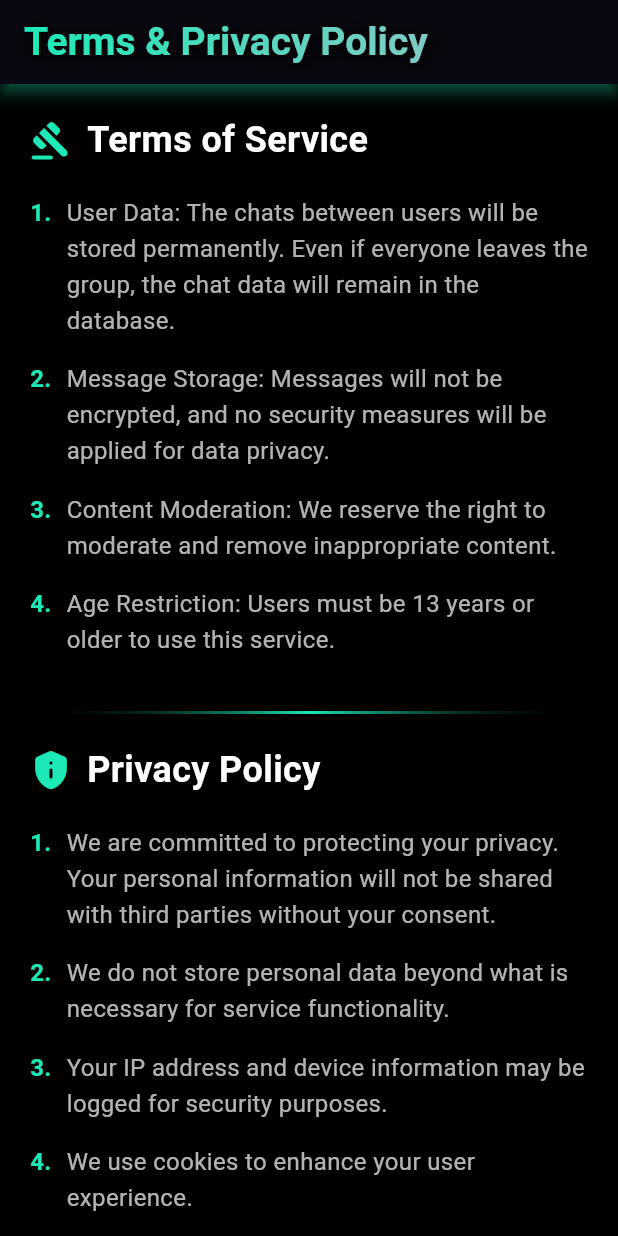
After one commit to ar3s-nd/JamNode, a Flutter app: the screen it shows once a user with an empty profile is signed in, on a phone screen of 412 x 824 dp. The commit adds this screen. Run offline on Flutter 3.47's test engine with Material 3 defaults, Android fonts, the phone set to English and light mode, and no system bars; our stand-ins replace avatar_glow, cloud_firestore, firebase_auth, firebase_core, flutter_login, flutter_staggered_animations and 4 more; missing offline and left inert: flutter_carousel_slider; accounts and stored records are empty; generated files the repository leaves out were written again.

Commit message:
added a terms and privacy page
for absolutely no reason

```diff
--- a/chattz_app/lib/pages/auth_page.dart
+++ b/chattz_app/lib/pages/auth_page.dart
@@ -1,5 +1,7 @@
 import 'package:chattz_app/pages/home_page.dart';
 import 'package:chattz_app/pages/onboarding.dart';
+import 'package:chattz_app/pages/terms_and_privacy_page.dart';
+import 'package:cloud_firestore/cloud_firestore.dart';
 import 'package:firebase_auth/firebase_auth.dart';
 import 'package:flutter/material.dart';
 import 'package:lottie/lottie.dart';
@@ -12,6 +14,27 @@ class AuthPage extends StatefulWidget {
 }
 
 class AuthPageState extends State<AuthPage> {
+  Future<bool> _checkUserDetails(String userId) async {
+    try {
+      DocumentSnapshot userDoc = await FirebaseFirestore.instance
+          .collection('Users')
+          .doc(userId)
+          .get();
+
+      if (userDoc.exists) {
+        final gotDetails = userDoc.get('gotDetails');
+        debugPrint('Got Details for user $userId: $gotDetails');
+        return gotDetails == true;
+      }
+      debugPrint('User document does not exist for user $userId');
+      return false;
+    } catch (e) {
+      // Handle errors like network issues or missing fields
+      debugPrint('Error checking user details: $e');
+      return false;
+    }
+  }
+
   @override
   Widget build(BuildContext context) {
     return Scaffold(
@@ -20,15 +43,56 @@ class AuthPageState extends State<AuthPage> {
         builder: (context, snapshot) {
           if (snapshot.connectionState == ConnectionState.active) {
             if (snapshot.hasData) {
-              // If the user is logged in, navigate to the home page
-              return const HomePage();
+              User? user = snapshot.data;
+              if (user != null) {
+                // Check Firestore for gotDetails field
+                return FutureBuilder<bool>(
+                  future: _checkUserDetails(user.uid),
+                  builder: (context, asyncSnapshot) {
+                    if (asyncSnapshot.connectionState == ConnectionState.done) {
+                      if (asyncSnapshot.hasError) {
+                        debugPrint(
+                            'Error in FutureBuilder: ${asyncSnapshot.error}');
+                        return const OnboardingPage();
+                      }
+
+                      if (asyncSnapshot.hasData) {
+                        final gotDetails = asyncSnapshot.data!;
+                        debugPrint(
+                            'Navigating based on gotDetails: $gotDetails');
+                        return gotDetails
+                            ? const HomePage()
+                            : const TermsAndPrivacyPage();
                       } else {
-              // If no user is logged in, navigate to the login page
-              return const OnboardingPage(); // Or FlutterLoginPage
+                        debugPrint('Future returned no data.');
+                        return const OnboardingPage();
+                      }
+                    } else {
+                      // Show loading while waiting for Firestore
+                      return const LoadingScreen();
+                    }
+                  },
+                );
+              }
+            } else {
+              // If no user is logged in, navigate to the onboarding page
+              return const OnboardingPage();
             }
           }
 
           // Show loading screen while Firebase is checking the auth state
+          return const LoadingScreen();
+        },
+      ),
+    );
+  }
+}
+
+class LoadingScreen extends StatelessWidget {
+  const LoadingScreen({super.key});
+
+  @override
+  Widget build(BuildContext context) {
     return Container(
       height: MediaQuery.of(context).size.height,
       width: MediaQuery.of(context).size.width,
@@ -50,8 +114,5 @@ class AuthPageState extends State<AuthPage> {
         ),
       ),
     );
-        },
-      ),
-    );
   }
 }
--- a/chattz_app/lib/pages/flutter_login_page.dart
+++ b/chattz_app/lib/pages/flutter_login_page.dart
@@ -1,5 +1,4 @@
 import 'dart:math';
-
 import 'package:chattz_app/pages/auth_page.dart';
 import 'package:chattz_app/routes/fade_page_route.dart';
 import 'package:chattz_app/services/user_services.dart';
@@ -7,8 +6,6 @@ import 'package:firebase_auth/firebase_auth.dart';
 import 'package:flutter/material.dart';
 import 'package:flutter/scheduler.dart' show timeDilation;
 import 'package:flutter_login/flutter_login.dart';
-import 'package:font_awesome_flutter/font_awesome_flutter.dart';
-import 'package:google_sign_in/google_sign_in.dart';
 
 class FlutterLoginPage extends StatelessWidget {
   static const routeName = '/auth';
@@ -124,7 +121,7 @@ class FlutterLoginPage extends StatelessWidget {
             ),
           ),
           // logo: AssetImage('assets/logo.png'), // Add your app logo here
-          titleStyle: TextStyle(
+          titleStyle: const TextStyle(
             color: Colors.white,
             fontSize: 24,
             fontWeight: FontWeight.bold,
--- /dev/null
+++ b/chattz_app/lib/pages/terms_and_privacy_page.dart
@@ -0,0 +1,353 @@
+import 'package:chattz_app/pages/home_page.dart';
+import 'package:chattz_app/pages/onboarding.dart';
+import 'package:chattz_app/routes/fade_page_route.dart';
+import 'package:chattz_app/services/user_services.dart';
+import 'package:chattz_app/widgets/error_dialog.dart';
+import 'package:firebase_auth/firebase_auth.dart';
+import 'package:flutter/material.dart';
+import 'package:flutter/services.dart';
+
+class TermsAndPrivacyPage extends StatefulWidget {
+  const TermsAndPrivacyPage({super.key});
+
+  @override
+  State<TermsAndPrivacyPage> createState() => _TermsAndPrivacyPageState();
+}
+
+class _TermsAndPrivacyPageState extends State<TermsAndPrivacyPage>
+    with SingleTickerProviderStateMixin {
+  bool isAgreed = false;
+  late AnimationController _controller;
+  late Animation<double> _fadeAnimation;
+  late Animation<Offset> _slideAnimation;
+
+  final List<String> terms = [
+    'User Data: The chats between users will be stored permanently. Even if everyone leaves the group, the chat data will remain in the database.',
+    'Message Storage: Messages will not be encrypted, and no security measures will be applied for data privacy.',
+    'Content Moderation: We reserve the right to moderate and remove inappropriate content.',
+    'Age Restriction: Users must be 13 years or older to use this service.',
+  ];
+
+  final List<String> privacy = [
+    'We are committed to protecting your privacy. Your personal information will not be shared with third parties without your consent.',
+    'We do not store personal data beyond what is necessary for service functionality.',
+    'Your IP address and device information may be logged for security purposes.',
+    'We use cookies to enhance your user experience.',
+    'Third-party integrations may collect additional data under their own privacy policies.',
+  ];
+
+  @override
+  void initState() {
+    super.initState();
+    _controller = AnimationController(
+      duration: const Duration(milliseconds: 800),
+      vsync: this,
+    );
+
+    _fadeAnimation = Tween<double>(begin: 0.0, end: 1.0).animate(
+      CurvedAnimation(parent: _controller, curve: Curves.easeIn),
+    );
+
+    _slideAnimation = Tween<Offset>(
+      begin: const Offset(0.0, 0.2),
+      end: Offset.zero,
+    ).animate(CurvedAnimation(parent: _controller, curve: Curves.easeOut));
+
+    _controller.forward();
+  }
+
+  @override
+  void dispose() {
+    _controller.dispose();
+    super.dispose();
+  }
+
+  @override
+  Widget build(BuildContext context) {
+    return Scaffold(
+      backgroundColor: Colors.black,
+      appBar: AppBar(
+        title: ShaderMask(
+          shaderCallback: (bounds) => LinearGradient(
+            colors: [Colors.tealAccent.shade400, Colors.teal.shade200],
+            begin: Alignment.topLeft,
+            end: Alignment.bottomRight,
+          ).createShader(bounds),
+          child: const Text(
+            'Terms & Privacy Policy',
+            style: TextStyle(
+              fontWeight: FontWeight.bold,
+              fontSize: 26,
+              color: Colors.white,
+              shadows: [
+                Shadow(
+                  blurRadius: 10.0,
+                  color: Colors.black,
+                  offset: Offset(2.0, 2.0),
+                ),
+              ],
+            ),
+          ),
+        ),
+        backgroundColor: Colors.black,
+        elevation: 4,
+        shadowColor: Colors.tealAccent.shade400,
+      ),
+      body: SlideTransition(
+        position: _slideAnimation,
+        child: FadeTransition(
+          opacity: _fadeAnimation,
+          child: SingleChildScrollView(
+            padding: const EdgeInsets.all(20.0),
+            child: Column(
+              children: [
+                _buildSection(
+                  'Terms of Service',
+                  terms,
+                  Icons.gavel_rounded,
+                ),
+                const SizedBox(height: 20),
+                Container(
+                  height: 2,
+                  decoration: BoxDecoration(
+                    gradient: LinearGradient(
+                      colors: [
+                        Colors.transparent,
+                        Colors.tealAccent.shade400,
+                        Colors.transparent,
+                      ],
+                    ),
+                  ),
+                ),
+                const SizedBox(height: 20),
+                _buildSection(
+                  'Privacy Policy',
+                  privacy,
+                  Icons.privacy_tip_rounded,
+                ),
+                const SizedBox(height: 30),
+                _buildActionButtons(),
+                if (isAgreed) _buildSuccessMessage(),
+              ],
+            ),
+          ),
+        ),
+      ),
+    );
+  }
+
+  Widget _buildSection(String title, List<String> items, IconData icon) {
+    return Column(
+      children: [
+        Row(
+          children: [
+            Icon(icon, color: Colors.tealAccent.shade400, size: 28),
+            const SizedBox(width: 10),
+            Text(
+              title,
+              style: const TextStyle(
+                color: Colors.white,
+                fontSize: 24,
+                fontWeight: FontWeight.bold,
+              ),
+            ),
+          ],
+        ),
+        const SizedBox(height: 20),
+        ListView.builder(
+          shrinkWrap: true,
+          physics: const NeverScrollableScrollPhysics(),
+          itemCount: items.length,
+          itemBuilder: (context, index) {
+            return Padding(
+              padding: const EdgeInsets.only(bottom: 15),
+              child: Row(
+                crossAxisAlignment: CrossAxisAlignment.start,
+                children: [
+                  Text(
+                    '${index + 1}.',
+                    style: TextStyle(
+                      color: Colors.tealAccent.shade400,
+                      fontSize: 16,
+                      fontWeight: FontWeight.bold,
+                    ),
+                  ),
+                  const SizedBox(width: 10),
+                  Expanded(
+                    child: Text(
+                      items[index],
+                      style: const TextStyle(
+                        color: Colors.white70,
+                        fontSize: 16,
+                        height: 1.5,
+                      ),
+                    ),
+                  ),
+                ],
+              ),
+            );
+          },
+        ),
+      ],
+    );
+  }
+
+  Widget _buildActionButtons() {
+    return Row(
+      mainAxisAlignment: MainAxisAlignment.center,
+      children: [
+        _buildAnimatedButton(
+          'Reject',
+          Colors.redAccent,
+          () {
+            HapticFeedback.mediumImpact();
+            setState(() => isAgreed = false);
+            ErrorDialog.show(
+              context: context,
+              title: 'Terms Rejected',
+              description:
+                  'You must accept the terms to continue or else you will be logged out.',
+              text1: 'Accept',
+              text2: 'Logout',
+              onRetry: () {
+                UserService().updateProfile(
+                  FirebaseAuth.instance.currentUser!.uid,
+                  {
+                    'gotDetails': true,
+                  },
+                );
+                Navigator.pushReplacement(
+                  context,
+                  FadePageRoute(page: const HomePage()),
+                );
+              },
+              onClose: () {
+                FirebaseAuth.instance.signOut();
+                debugPrint('User logged out');
+                Navigator.pushReplacement(
+                  context,
+                  FadePageRoute(page: const OnboardingPage()),
+                );
+              },
+            );
+          },
+        ),
+        const SizedBox(width: 20),
+        _buildAnimatedButton(
+          'Accept',
+          Colors.tealAccent,
+          () {
+            HapticFeedback.mediumImpact();
+            setState(() => isAgreed = true);
+            UserService().updateProfile(
+              FirebaseAuth.instance.currentUser!.uid,
+              {
+                'gotDetails': true,
+              },
+            );
+            Navigator.pushReplacement(
+              context,
+              FadePageRoute(page: const HomePage()),
+            );
+          },
+        ),
+      ],
+    );
+  }
+
+  Widget _buildAnimatedButton(
+      String text, Color color, VoidCallback onPressed) {
+    return TweenAnimationBuilder<double>(
+      tween: Tween(begin: 1.0, end: isAgreed ? 0.8 : 1.0),
+      duration: const Duration(milliseconds: 200),
+      builder: (context, scale, child) {
+        return Transform.scale(
+          scale: scale,
+          child: Container(
+            decoration: BoxDecoration(
+              borderRadius: BorderRadius.circular(12),
+              boxShadow: [
+                BoxShadow(
+                  color: color.withOpacity(0.3),
+                  blurRadius: 8,
+                  offset: const Offset(0, 4),
+                ),
+              ],
+            ),
+            child: ElevatedButton(
+              onPressed: onPressed,
+              style: ElevatedButton.styleFrom(
+                backgroundColor: color,
+                padding:
+                    const EdgeInsets.symmetric(horizontal: 30, vertical: 12),
+                shape: RoundedRectangleBorder(
+                  borderRadius: BorderRadius.circular(12),
+                ),
+                elevation: 0,
+              ),
+              child: Text(
+                text,
+                style: const TextStyle(
+                  color: Colors.black,
+                  fontWeight: FontWeight.bold,
+                  fontSize: 16,
+                ),
+              ),
+            ),
+          ),
+        );
+      },
+    );
+  }
+
+  Widget _buildSuccessMessage() {
+    return TweenAnimationBuilder<double>(
+      tween: Tween(begin: 0.0, end: 1.0),
+      duration: const Duration(milliseconds: 500),
+      builder: (context, value, child) {
+        return Opacity(
+          opacity: value,
+          child: Transform.translate(
+            offset: Offset(0, 20 * (1 - value)),
+            child: Container(
+              margin: const EdgeInsets.only(top: 20),
+              padding: const EdgeInsets.all(16),
+              decoration: BoxDecoration(
+                gradient: LinearGradient(
+                  colors: [
+                    Colors.teal.shade900.withOpacity(0.5),
+                    Colors.teal.shade800.withOpacity(0.3),
+                  ],
+                ),
+                borderRadius: BorderRadius.circular(12),
+                border: Border.all(
+                  color: Colors.tealAccent.withOpacity(0.3),
+                  width: 1,
+                ),
+              ),
+              child: Row(
+                mainAxisAlignment: MainAxisAlignment.center,
+                children: [
+                  Icon(
+                    Icons.check_circle_outline,
+                    color: Colors.tealAccent.shade400,
+                    size: 24,
+                  ),
+                  const SizedBox(width: 10),
+                  const Text(
+                    'Thank you for accepting!',
+                    style: TextStyle(
+                      color: Colors.white,
+                      fontSize: 16,
+                      fontWeight: FontWeight.w500,
+                    ),
+                  ),
+                ],
+              ),
+            ),
+          ),
+        );
+      },
+    );
+  }
+}
```
Also changed, not shown: chattz_app/lib/pages/home_page.dart (+11 -15 lines), chattz_app/lib/pages/onboarding.dart (+23 -14 lines), chattz_app/lib/widgets/error_dialog.dart (+11 -1 lines). Lines whose indentation alone changed are shown as unchanged.
